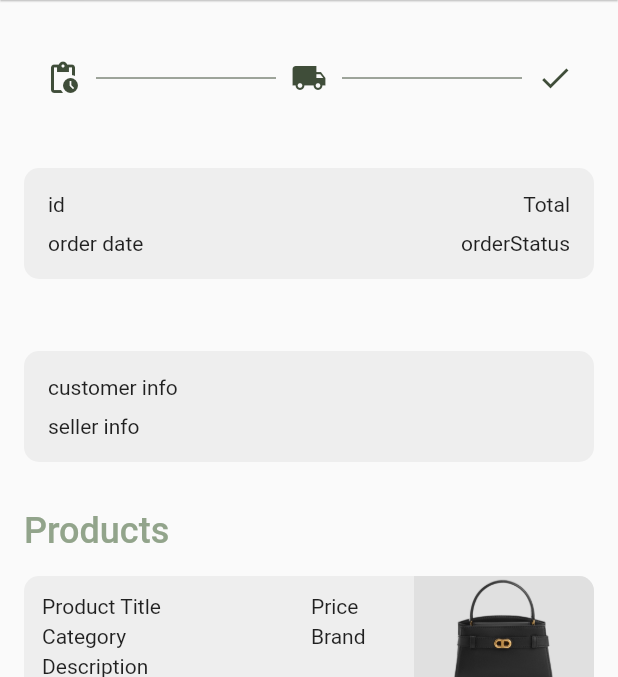
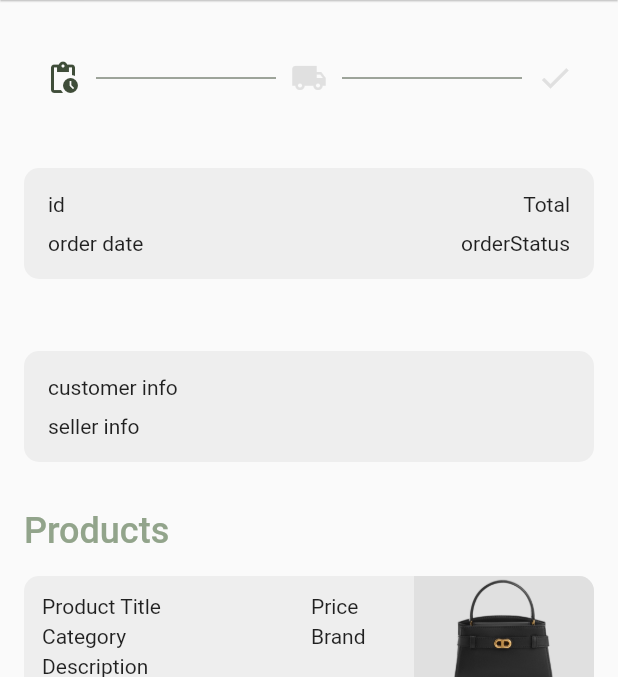
Before and after one commit to LuluahAld/project-marketo, a Flutter app: the OrderPage screen opened directly, after a tap on "shopName", on a phone screen of 412 x 824 dp, the part 84-761 px from its top. Run offline on Flutter 3.47's test engine with Material 2 defaults, Android fonts, the phone set to English and light mode, and no system bars; our stand-ins replace firebase_core, image_picker, smooth_page_indicator; missing offline and left inert: bottom_picker; accounts and stored records are empty; statements that could not run were skipped.

Commit message:
add floating botton and change order status color icon and change order statuse icons

```diff
--- a/lib/components/order/order_status.dart
+++ b/lib/components/order/order_status.dart
@@ -1,9 +1,10 @@
 import 'package:flutter/material.dart';
 import 'package:project_teamd/constants/color_pallete.dart';
+import 'package:project_teamd/model/order.dart';
 
 class orderStatus extends StatelessWidget {
-  const orderStatus({super.key});
-
+  orderStatus({super.key, required this.order});
+  Order order;
   @override
   Widget build(BuildContext context) {
     return Row(
@@ -25,9 +26,15 @@ class orderStatus extends StatelessWidget {
         const SizedBox(
           width: 10,
         ),
+        if (order.orderStatus == 'On the Way')
           Icon(
             Icons.local_shipping,
             color: green,
+          ),
+        if (order.orderStatus == 'In Progress' || order.orderStatus == 'Pending')
+          Icon(
+            Icons.local_shipping,
+            color: grey,
           ),
         const SizedBox(
           width: 10,
@@ -41,10 +48,16 @@ class orderStatus extends StatelessWidget {
         const SizedBox(
           width: 10,
         ),
+        if (order.orderStatus == 'Delivered')
           Icon(
             Icons.check,
             color: green,
-        )
+          ),
+        if (order.orderStatus == 'In Progress' || order.orderStatus == 'Pending')
+          Icon(
+            Icons.check,
+            color: grey,
+          ),
       ],
     );
   }
--- a/lib/pages/user/order_details.dart
+++ b/lib/pages/user/order_details.dart
@@ -10,8 +10,8 @@ import 'package:project_teamd/model/order.dart';
 import '../../constants/color_pallete.dart';
 
 class OrderDetials extends StatelessWidget {
-  const OrderDetials({super.key});
-
+  OrderDetials({super.key, required this.order});
+  Order order;
   @override
   Widget build(BuildContext context) {
     return Scaffold(
@@ -20,7 +20,7 @@ class OrderDetials extends StatelessWidget {
         padding: padding,
         children: [
           const SizedBox(height: 24),
-          const orderStatus(),
+          orderStatus(order: order),
           const SizedBox(height: 48),
           orderInfoCard(
             order: const Order(
--- a/lib/pages/user/order_page.dart
+++ b/lib/pages/user/order_page.dart
@@ -20,6 +20,12 @@ class OrderPage extends StatelessWidget {
       numOfProduct: 'numOfProduct',
       products: [],
     );
+    IconData icon = Icons.pending_actions;
+    if (order.orderStatus == 'On the Way') {
+      icon = Icons.local_shipping;
+    } else if (order.orderStatus == 'Delivered') {
+      icon = Icons.done;
+    }
     return Scaffold(
       appBar: AppBar(
           elevation: 0.5,
@@ -51,9 +57,21 @@ class OrderPage extends StatelessWidget {
           itemCount: 6,
           itemBuilder: (context, index) => InkWell(
               onTap: () {
-                Navigator.push(context, MaterialPageRoute(builder: (context) => const OrderDetials()));
+                Navigator.push(
+                    context,
+                    MaterialPageRoute(
+                        builder: (context) => OrderDetials(
+                              order: const Order(
+                                id: 'id',
+                                orderStatus: 'In Progress',
+                                orderDate: 'orderDate',
+                                shopName: 'shopName',
+                                numOfProduct: 'numOfProduct',
+                                products: [],
+                              ),
+                            )));
               },
-              child: orderHorisCard(order: order, icon: Icons.done)),
+              child: orderHorisCard(order: order, icon: icon)),
           separatorBuilder: (BuildContext context, int index) => const SizedBox(
             height: 12,
           ),
```
Also changed, not shown: lib/pages/user/explore_page.dart (+15 -0 lines), lib/pages/user/user_home_page.dart (+15 -0 lines). Lines whose indentation alone changed are shown as unchanged.
